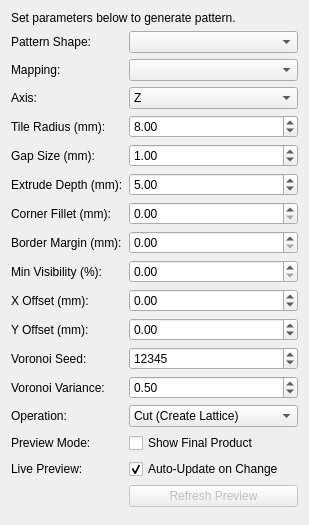
saltchicken/LatticeGen, file freecad/latticegen/resources/ui/lattice_panel.ui: the form before one commit.
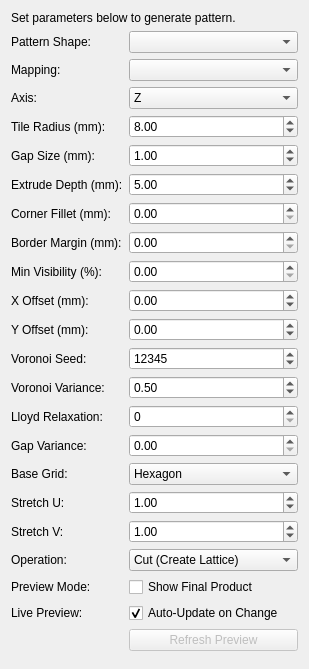
The form after the commit.

Commit message: Custom parameters for voronoi

Patch:
```diff
--- a/freecad/latticegen/resources/ui/lattice_panel.ui
+++ b/freecad/latticegen/resources/ui/lattice_panel.ui
@@ -48,29 +48,48 @@
      <item row="12" column="0"><widget class="QLabel" name="voronoi_variance_label"><property name="text"><string>Voronoi Variance:</string></property></widget></item>
      <item row="12" column="1"><widget class="QDoubleSpinBox" name="voronoi_variance_spin"><property name="maximum"><double>1.0</double></property><property name="singleStep"><double>0.1</double></property><property name="value"><double>0.5</double></property></widget></item>
      
-     <!-- Shifted remaining items down by 2 -->
-     <item row="13" column="0"><widget class="QLabel"><property name="text"><string>Operation:</string></property></widget></item>
-     <item row="13" column="1">
+     <item row="13" column="0"><widget class="QLabel" name="voronoi_relax_label"><property name="text"><string>Lloyd Relaxation:</string></property></widget></item>
+     <item row="13" column="1"><widget class="QSpinBox" name="voronoi_relax_spin"><property name="maximum"><number>5</number></property><property name="value"><number>0</number></property></widget></item>
+     
+     <item row="14" column="0"><widget class="QLabel" name="voronoi_gapvar_label"><property name="text"><string>Gap Variance:</string></property></widget></item>
+     <item row="14" column="1"><widget class="QDoubleSpinBox" name="voronoi_gapvar_spin"><property name="maximum"><double>1.0</double></property><property name="singleStep"><double>0.1</double></property><property name="value"><double>0.0</double></property></widget></item>
+
+     <item row="15" column="0"><widget class="QLabel" name="voronoi_grid_label"><property name="text"><string>Base Grid:</string></property></widget></item>
+     <item row="15" column="1">
+      <widget class="QComboBox" name="voronoi_grid_combo">
+       <item><property name="text"><string>Hexagon</string></property></item>
+       <item><property name="text"><string>Square</string></property></item>
+      </widget>
+     </item>
+
+     <item row="16" column="0"><widget class="QLabel" name="voronoi_stretch_u_label"><property name="text"><string>Stretch U:</string></property></widget></item>
+     <item row="16" column="1"><widget class="QDoubleSpinBox" name="voronoi_stretch_u_spin"><property name="minimum"><double>0.1</double></property><property name="maximum"><double>10.0</double></property><property name="singleStep"><double>0.1</double></property><property name="value"><double>1.0</double></property></widget></item>
+
+     <item row="17" column="0"><widget class="QLabel" name="voronoi_stretch_v_label"><property name="text"><string>Stretch V:</string></property></widget></item>
+     <item row="17" column="1"><widget class="QDoubleSpinBox" name="voronoi_stretch_v_spin"><property name="minimum"><double>0.1</double></property><property name="maximum"><double>10.0</double></property><property name="singleStep"><double>0.1</double></property><property name="value"><double>1.0</double></property></widget></item>
+
+     <item row="18" column="0"><widget class="QLabel"><property name="text"><string>Operation:</string></property></widget></item>
+     <item row="18" column="1">
       <widget class="QComboBox" name="operation_combo">
        <item><property name="text"><string>Cut (Create Lattice)</string></property></item>
        <item><property name="text"><string>Common (Create Panels)</string></property></item>
       </widget>
      </item>
-     <item row="14" column="0"><widget class="QLabel"><property name="text"><string>Preview Mode:</string></property></widget></item>
-     <item row="14" column="1">
+     <item row="19" column="0"><widget class="QLabel"><property name="text"><string>Preview Mode:</string></property></widget></item>
+     <item row="19" column="1">
       <widget class="QCheckBox" name="preview_toggle_check">
        <property name="text"><string>Show Final Product</string></property>
       </widget>
      </item>
-     <item row="15" column="0"><widget class="QLabel"><property name="text"><string>Live Preview:</string></property></widget></item>
-     <item row="15" column="1">
+     <item row="20" column="0"><widget class="QLabel"><property name="text"><string>Live Preview:</string></property></widget></item>
+     <item row="20" column="1">
       <widget class="QCheckBox" name="auto_update_check">
        <property name="text"><string>Auto-Update on Change</string></property>
        <property name="checked"><bool>true</bool></property>
       </widget>
      </item>
-     <item row="16" column="0"><widget class="QLabel"><property name="text"><string></string></property></widget></item>
-     <item row="16" column="1">
+     <item row="21" column="0"><widget class="QLabel"><property name="text"><string></string></property></widget></item>
+     <item row="21" column="1">
       <widget class="QPushButton" name="refresh_button">
        <property name="text"><string>Refresh Preview</string></property>
        <property name="enabled"><bool>false</bool></property>
```
Left out of the diff: 1 changed line with no effect on the pictures. The commit also changes 4 other files.
